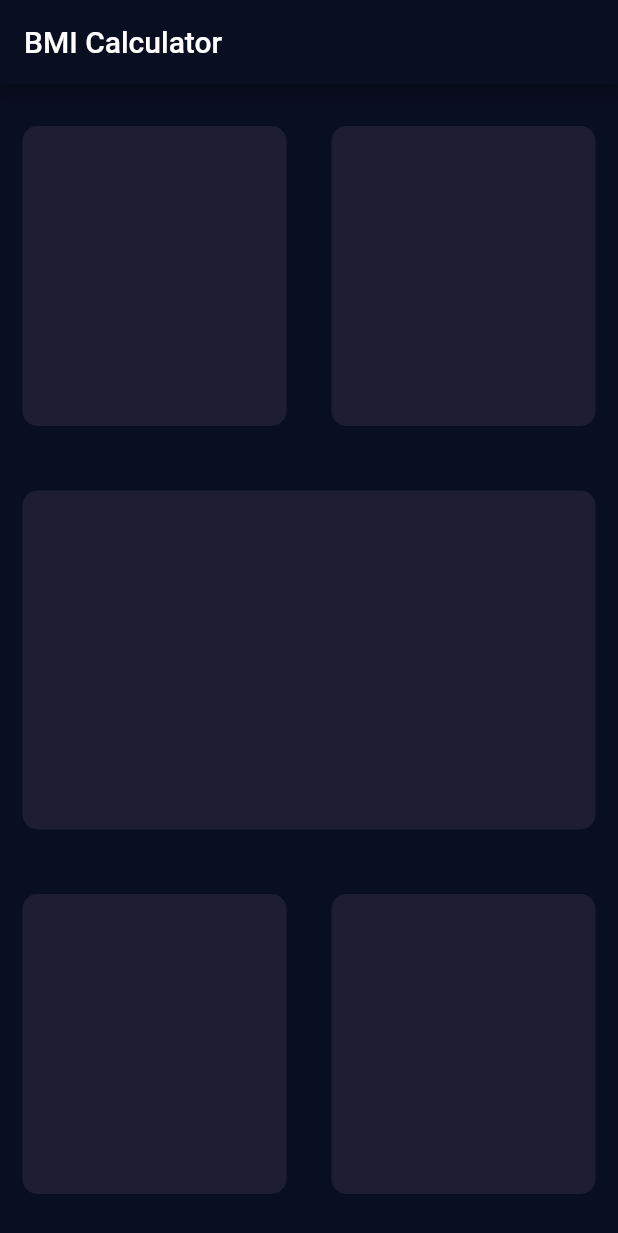
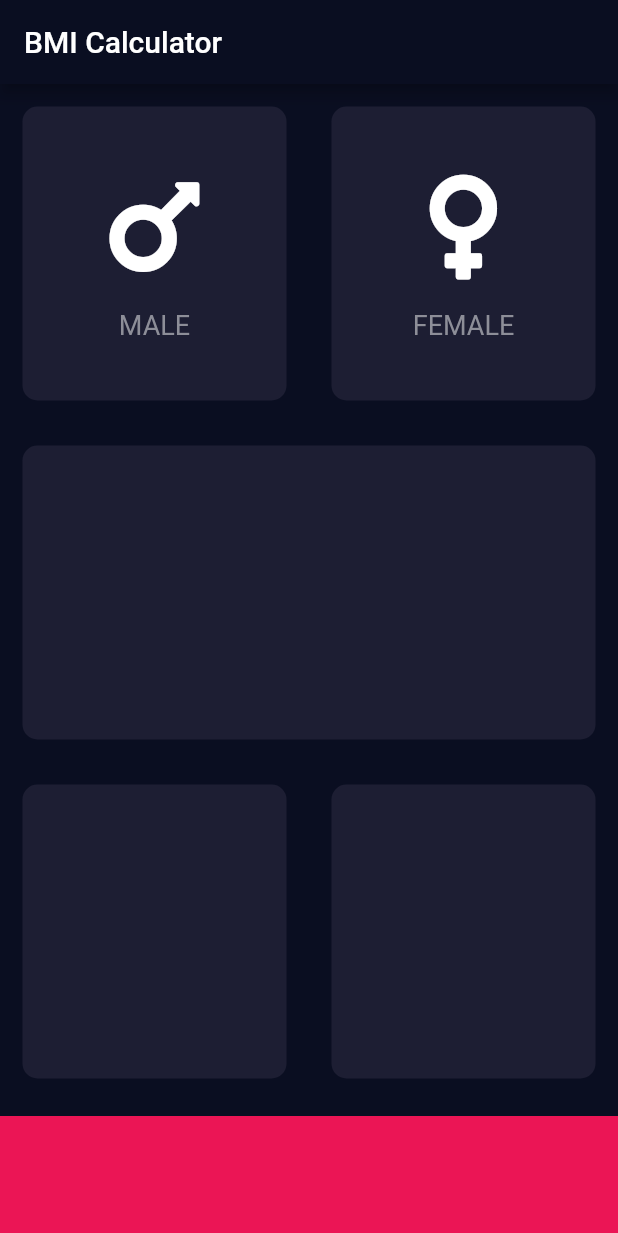
Before and after one commit to MukhammedAli/Flutter-App, a Flutter app: the screen it shows after launch, on a phone screen of 412 x 824 dp. Shown: the top 1233 px of the screen. Run offline on Flutter 3.47's test engine with Material 2 defaults, Android fonts, the phone set to English and light mode, and no system bars; our stand-ins replace flutter_spinkit, font_awesome_flutter.

Commit message:
Importing icons and styling containers

```diff
--- /dev/null
+++ b/lib/BMICalculator/icon_content.dart
@@ -0,0 +1,29 @@
+import 'package:flutter/material.dart';
+import 'package:flutter/cupertino.dart';
+
+class IconContent extends StatelessWidget {
+  IconContent({this.icon, this.label});
+
+  final IconData? icon;
+  final String? label;
+
+  @override
+  Widget build(BuildContext context) {
+    return Column(
+      mainAxisAlignment: MainAxisAlignment.center,
+      children: <Widget>[
+        Icon(icon, size: 80.0),
+        const SizedBox(
+          height: 15.0,
+        ),
+        Text(
+          label!,
+          style: const TextStyle(
+            fontSize: 18,
+            color: Color(0xFF8D8E98),
+          ),
+        )
+      ],
+    );
+  }
+}
--- a/lib/BMICalculator/input_page.dart
+++ b/lib/BMICalculator/input_page.dart
@@ -1,5 +1,12 @@
 import 'package:flutter/material.dart';
 import 'package:flutter/cupertino.dart';
+import 'package:font_awesome_flutter/font_awesome_flutter.dart';
+import 'reusable_card.dart';
+import 'icon_content.dart';
+
+const bottomContainerHeight = 80.0;
+const activeCardColor = Color(0xFF1D1E33);
+const bottomContainerColor = Color(0xFFEB1555);
 
 class InputPage extends StatefulWidget {
   @override
@@ -20,12 +27,18 @@ class _InputPageState extends State<InputPage> {
               child: Row(children: <Widget>[
             Expanded(
               child: ReusableCard(
-                color: const Color(0xFF1D1E33),
+                color: activeCardColor,
+                cardChild: IconContent(
+                  icon: FontAwesomeIcons.mars,
+                  label: 'MALE',
+                ),
               ),
             ),
             Expanded(
               child: ReusableCard(
-                color: const Color(0xFF1D1E33),
+                color: activeCardColor,
+                cardChild:
+                    IconContent(icon: FontAwesomeIcons.venus, label: 'FEMALE'),
               ),
             ),
           ])),
@@ -33,7 +46,7 @@ class _InputPageState extends State<InputPage> {
             child: Container(
               margin: const EdgeInsets.all(15.0),
               decoration: BoxDecoration(
-                color: const Color(0xFF1D1E33),
+                color: activeCardColor,
                 borderRadius: BorderRadius.circular(10.0),
               ),
               height: 200.0,
@@ -44,36 +57,23 @@ class _InputPageState extends State<InputPage> {
               child: Row(children: <Widget>[
             Expanded(
               child: ReusableCard(
-                color: const Color(0xFF1D1E33),
+                color: activeCardColor,
               ),
             ),
             Expanded(
               child: ReusableCard(
-                color: const Color(0xFF1D1E33),
+                color: activeCardColor,
               ),
             ),
           ])),
+          Container(
+            color: bottomContainerColor,
+            margin: const EdgeInsets.only(top: 10.0),
+            width: double.infinity,
+            height: bottomContainerHeight,
+          )
         ],
       ),
     );
   }
 }
-
-class ReusableCard extends StatelessWidget {
-  ReusableCard({@required this.color});
-
-  Color? color;
-
-  @override
-  Widget build(BuildContext context) {
-    return Container(
-      margin: const EdgeInsets.all(15.0),
-      decoration: BoxDecoration(
-        color: color,
-        borderRadius: BorderRadius.circular(10.0),
-      ),
-      height: 200.0,
-      width: 170.0,
-    );
-  }
-}
--- /dev/null
+++ b/lib/BMICalculator/reusable_card.dart
@@ -0,0 +1,23 @@
+import 'package:flutter/material.dart';
+import 'package:flutter/cupertino.dart';
+
+class ReusableCard extends StatelessWidget {
+  ReusableCard({@required this.color, this.cardChild});
+
+  final Color? color;
+  final Widget? cardChild;
+
+  @override
+  Widget build(BuildContext context) {
+    return Container(
+      child: cardChild,
+      margin: const EdgeInsets.all(15.0),
+      decoration: BoxDecoration(
+        color: color,
+        borderRadius: BorderRadius.circular(10.0),
+      ),
+      height: 200.0,
+      width: 170.0,
+    );
+  }
+}
--- a/pubspec.yaml
+++ b/pubspec.yaml
@@ -35,6 +35,7 @@ dependencies:
   # The following adds the Cupertino Icons font to your application.
   # Use with the CupertinoIcons class for iOS style icons.
   cupertino_icons: ^1.0.2
+  font_awesome_flutter: ^9.2.0
 
 dev_dependencies:
   flutter_test:
```
Also changed, not shown: pubspec.lock.
